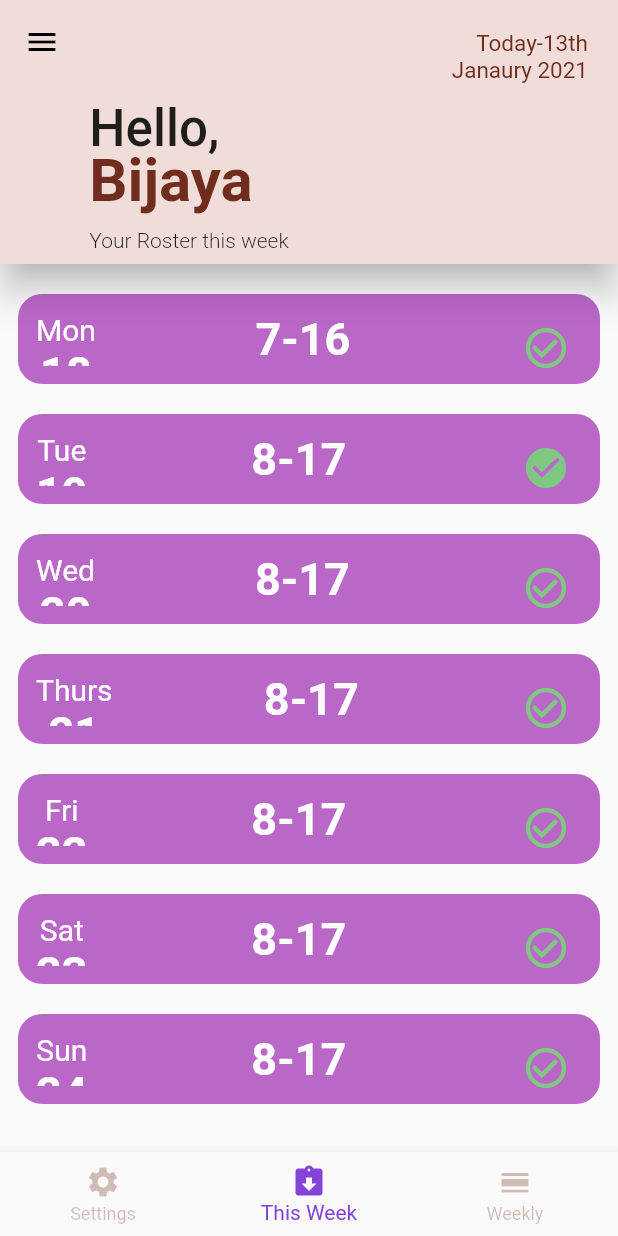
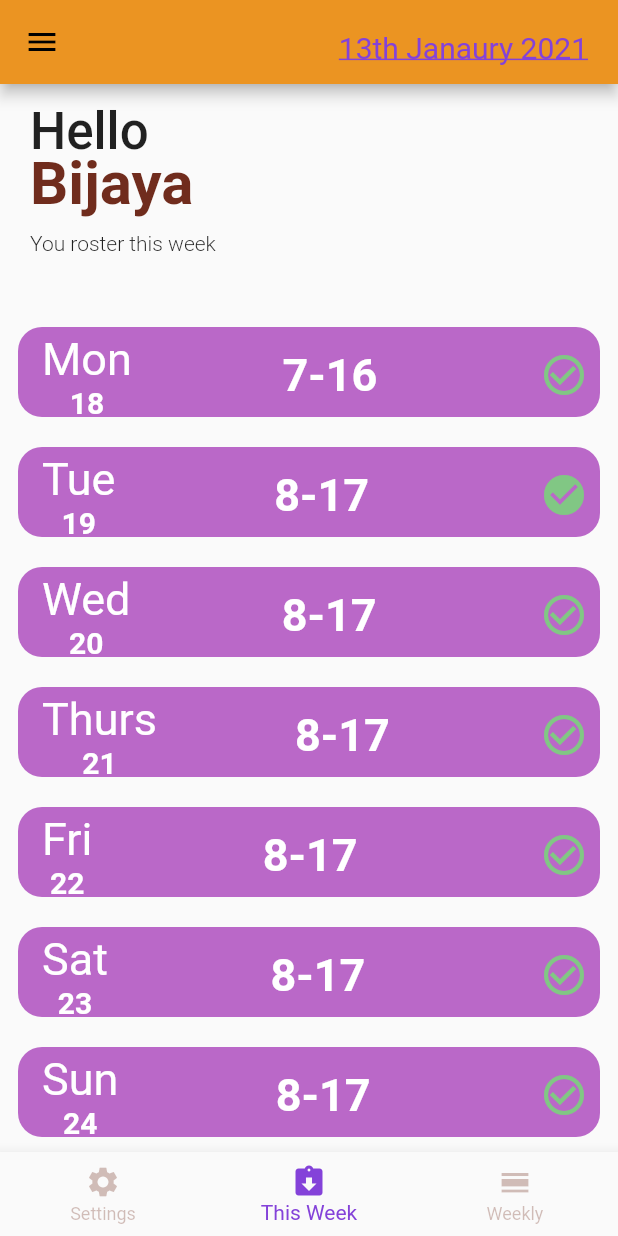
Before and after one commit to Bijayadhs/my_roster, a Flutter app: the screen it shows after launch, on a phone screen of 412 x 824 dp. Run offline on Flutter 3.47's test engine with Material 2 defaults, Android fonts, the phone set to English and light mode, and no system bars.

Commit message:
settings and prefered to individual 3 hrs

```diff
--- a/lib/constants.dart
+++ b/lib/constants.dart
@@ -1,6 +1,6 @@
 import 'package:flutter/material.dart';
 
-final Color primaryColor = Color(0xFFf0ddd9);
+final Color primaryColor = Color(0xFFeb9422);
 final Color rosterColor = Color(0xFFFF7E61);
 final Color secondaryColor = Color(0xFF702c1d);
 final Color highlightColor = Color(0xFF8442D9);
--- a/lib/pages/home_page.dart
+++ b/lib/pages/home_page.dart
@@ -26,7 +26,7 @@ class _HomePageState extends State<HomePage> {
 
   AppBar buildAppBar() {
     return AppBar(
-      elevation: 10,
+      elevation: 4,
       leading: IconButton(
         onPressed: () {},
         icon: Icon(Icons.menu),
@@ -41,63 +41,63 @@ class _HomePageState extends State<HomePage> {
             crossAxisAlignment: CrossAxisAlignment.end,
             children: <Widget>[
               Text(
-                'Today-${today}th',
-                style: TextStyle(color: secondaryColor, fontSize: 15),
-              ),
-              Text(
-                'Janaury 2021',
-                style: TextStyle(color: secondaryColor, fontSize: 15),
+                '${today}th Janaury 2021',
+                style: TextStyle(
+                  color: highlightColor,
+                  fontSize: 20,
+                  decoration: TextDecoration.underline,
+                ),
               ),
             ],
           ),
         ),
       ],
-      bottom: index == 0
-          ? PreferredSize(
-              preferredSize: Size.fromHeight(60),
-              child: Text(
-                'Settings',
-                style: TextStyle(
-                  fontSize: 34,
-                  fontWeight: FontWeight.w500,
-                ),
-              ),
-            )
-          : PreferredSize(
-              preferredSize: Size.fromHeight(120),
-              child: Padding(
-                padding: const EdgeInsets.only(right: 160),
-                child: Column(
-                  crossAxisAlignment: CrossAxisAlignment.start,
-                  children: <Widget>[
-                    index == 2
-                        ? SizedBox(height: 0)
-                        : Text(
-                            'Hello,',
-                            style: TextStyle(
-                              fontSize: 34,
-                              fontWeight: FontWeight.w500,
-                              height: .1,
-                            ),
-                          ),
-                    Text(
-                      'Bijaya',
-                      style: TextStyle(
-                          fontSize: 40,
-                          fontWeight: FontWeight.w700,
-                          color: secondaryColor),
-                    ),
-                    SizedBox(height: 8),
-                    Text(
-                      your[index],
-                      style:
-                          TextStyle(fontSize: 14, fontWeight: FontWeight.w300),
-                    ),
-                    SizedBox(height: 8),
-                  ],
-                ),
-              ),
-            ),
+      // bottom: index == 0
+      //     ? PreferredSize(
+      //         preferredSize: Size.fromHeight(60),
+      //         child: Text(
+      //           'Settings',
+      //           style: TextStyle(
+      //             fontSize: 34,
+      //             fontWeight: FontWeight.w500,
+      //           ),
+      //         ),
+      //       )
+      //     : PreferredSize(
+      //         preferredSize: Size.fromHeight(120),
+      //         child: Padding(
+      //           padding: const EdgeInsets.only(right: 160),
+      //           child: Column(
+      //             crossAxisAlignment: CrossAxisAlignment.start,
+      //             children: <Widget>[
+      //               index == 2
+      //                   ? SizedBox(height: 0)
+      //                   : Text(
+      //                       'Hello,',
+      //                       style: TextStyle(
+      //                         fontSize: 34,
+      //                         fontWeight: FontWeight.w500,
+      //                         height: .1,
+      //                       ),
+      //                     ),
+      //               Text(
+      //                 'Bijaya',
+      //                 style: TextStyle(
+      //                     fontSize: 40,
+      //                     fontWeight: FontWeight.w700,
+      //                     color: secondaryColor),
+      //               ),
+      //               SizedBox(height: 8),
+      //               Text(
+      //                 your[index],
+      //                 style:
+      //                     TextStyle(fontSize: 14, fontWeight: FontWeight.w300),
+      //               ),
+      //               SizedBox(height: 8),
+      //             ],
+      //           ),
+      //         ),
+      //       ),
     );
   }
 
--- a/lib/pages/settings_page.dart
+++ b/lib/pages/settings_page.dart
@@ -3,8 +3,52 @@ import 'package:flutter/material.dart';
 class SettingsPage extends StatelessWidget {
   @override
   Widget build(BuildContext context) {
-    return Center(
-      child: Text('Settings'),
+    List<String> settings = [
+      'Week Start',
+      'Rate per hour',
+      'Sound',
+      'Theme',
+      'Reminder',
+      'Backup',
+      'Support',
+      'About'
+    ];
+    return Padding(
+      padding: const EdgeInsets.all(20.0),
+      child: Column(
+        crossAxisAlignment: CrossAxisAlignment.start,
+        children: <Widget>[
+          Text(
+            'Settings',
+            style: TextStyle(
+              fontSize: 42,
+              fontWeight: FontWeight.w700,
+              color: Colors.purple[300],
+            ),
+          ),
+          SizedBox(height: 20),
+          Column(
+            children: settings
+                .map((setting) => Column(
+                      crossAxisAlignment: CrossAxisAlignment.start,
+                      children: [
+                        Text(
+                          setting,
+                          style: TextStyle(
+                            fontSize: 24,
+                          ),
+                        ),
+                        Divider(
+                          height: 40,
+                          thickness: 2,
+                          endIndent: MediaQuery.of(context).size.width * 0.5,
+                        ),
+                      ],
+                    ))
+                .toList(),
+          ),
+        ],
+      ),
     );
   }
 }
--- a/lib/pages/thisweek_page.dart
+++ b/lib/pages/thisweek_page.dart
@@ -1,15 +1,20 @@
 import 'package:flutter/material.dart';
-import 'package:my_roster/model/weekdays.dart';
 import 'package:my_roster/widgets/day_roster.dart';
+import 'package:my_roster/widgets/title_widget.dart';
 
 class ThisWeekPage extends StatelessWidget {
   @override
   Widget build(BuildContext context) {
-    return Center(
-      child: ListView.builder(
-        itemCount: currentWeek.length,
-        itemBuilder: (context, index) => DayRoster(index: index),
-      ),
+    return Column(
+      crossAxisAlignment: CrossAxisAlignment.start,
+      children: [
+        TitleWidget(
+          greeting: 'Hello',
+          title: 'Bijaya',
+          message: 'You roster this week',
+        ),
+        Expanded(child: DayRoster()),
+      ],
     );
   }
 }
--- a/lib/pages/weekly_page.dart
+++ b/lib/pages/weekly_page.dart
@@ -2,6 +2,7 @@ import 'package:flutter/material.dart';
 import 'package:my_roster/model/weekdays.dart';
 import 'package:my_roster/widgets/seven_day.dart';
 import 'package:my_roster/widgets/summary.dart';
+import 'package:my_roster/widgets/title_widget.dart';
 
 class WeeklyPage extends StatefulWidget {
   @override
@@ -16,6 +17,11 @@ class _WeeklyPageState extends State<WeeklyPage> {
   Widget build(BuildContext context) {
     return Column(
       children: [
+        TitleWidget(
+          greeting: 'Hey',
+          title: 'Bijay',
+          message: 'You weekly shift',
+        ),
         Expanded(
           child: PageView.builder(
             controller: _controller,
--- a/lib/widgets/day_roster.dart
+++ b/lib/widgets/day_roster.dart
@@ -2,12 +2,6 @@ import 'package:flutter/material.dart';
 import 'package:my_roster/model/weekdays.dart';
 
 class DayRoster extends StatefulWidget {
-  final int index;
-  const DayRoster({
-    Key key,
-    this.index,
-  }) : super(key: key);
-
   @override
   _DayRosterState createState() => _DayRosterState();
 }
@@ -15,15 +9,11 @@ class DayRoster extends StatefulWidget {
 class _DayRosterState extends State<DayRoster> {
   @override
   Widget build(BuildContext context) {
-    WeekDays c = currentWeek[widget.index];
-    bool check = c.checked;
-    bool changeState(check) {
-      return !check;
-    }
+    final List<WeekDays> current = currentWeek;
 
-    print(check);
-
-    return Padding(
+    return ListView.builder(
+      itemCount: currentWeek.length,
+      itemBuilder: (context, index) => Padding(
         padding: const EdgeInsets.only(top: 20, left: 12, right: 12),
         child: Container(
           width: double.infinity,
@@ -33,7 +23,10 @@ class _DayRosterState extends State<DayRoster> {
             borderRadius: BorderRadius.circular(16),
           ),
           child: Padding(
-          padding: const EdgeInsets.all(12.0),
+            padding: const EdgeInsets.only(
+              left: 16.0,
+              top: 4,
+            ),
             child: Row(
               mainAxisAlignment: MainAxisAlignment.spaceBetween,
               children: [
@@ -41,17 +34,17 @@ class _DayRosterState extends State<DayRoster> {
                   mainAxisAlignment: MainAxisAlignment.spaceBetween,
                   children: [
                     Text(
-                    c.week,
+                      current[index].week,
                       style: TextStyle(
-                      fontSize: 20,
+                        fontSize: 30,
                         color: Colors.white,
                       ),
                     ),
                     Expanded(
                       child: Text(
-                      c.day.toString(),
+                        current[index].day.toString(),
                         style: TextStyle(
-                        fontSize: 30,
+                          fontSize: 20,
                           fontWeight: FontWeight.w700,
                           color: Colors.white,
                         ),
@@ -62,7 +55,7 @@ class _DayRosterState extends State<DayRoster> {
                 Row(
                   children: [
                     Text(
-                    c.startTime.toString(),
+                      current[index].startTime.toString(),
                       style: TextStyle(
                         fontSize: 30,
                         fontWeight: FontWeight.w700,
@@ -78,7 +71,7 @@ class _DayRosterState extends State<DayRoster> {
                       ),
                     ),
                     Text(
-                    c.endTime.toString(),
+                      current[index].endTime.toString(),
                       style: TextStyle(
                         fontSize: 30,
                         fontWeight: FontWeight.w700,
@@ -90,17 +83,18 @@ class _DayRosterState extends State<DayRoster> {
                 IconButton(
                   iconSize: 32,
                   color: Colors.green[300],
-                icon: check
+                  icon: current[index].checked
                       ? Icon(Icons.check_circle)
                       : Icon(Icons.check_circle_outline),
                   onPressed: () {
-                  changeState(check);
+                    return !current[index].checked;
                   },
                 ),
               ],
             ),
           ),
         ),
+      ),
     );
   }
 }
--- /dev/null
+++ b/lib/widgets/title_widget.dart
@@ -0,0 +1,48 @@
+import 'package:flutter/material.dart';
+
+import 'package:my_roster/constants.dart';
+
+class TitleWidget extends StatelessWidget {
+  final String greeting;
+  final String title;
+  final String message;
+  const TitleWidget({
+    Key key,
+    this.greeting,
+    this.title,
+    this.message,
+  }) : super(key: key);
+  @override
+  Widget build(BuildContext context) {
+    return Padding(
+      padding: const EdgeInsets.all(20),
+      child: Column(
+        crossAxisAlignment: CrossAxisAlignment.start,
+        children: <Widget>[
+          SizedBox(height: 20),
+          Text(
+            greeting,
+            style: TextStyle(
+              fontSize: 34,
+              fontWeight: FontWeight.w500,
+              height: .1,
+            ),
+          ),
+          Text(
+            title,
+            style: TextStyle(
+                fontSize: 40,
+                fontWeight: FontWeight.w700,
+                color: secondaryColor),
+          ),
+          SizedBox(height: 8),
+          Text(
+            message,
+            style: TextStyle(fontSize: 14, fontWeight: FontWeight.w300),
+          ),
+          SizedBox(height: 8),
+        ],
+      ),
+    );
+  }
+}
```
Also changed, not shown: 1 other file. Lines whose indentation alone changed are shown as unchanged.
